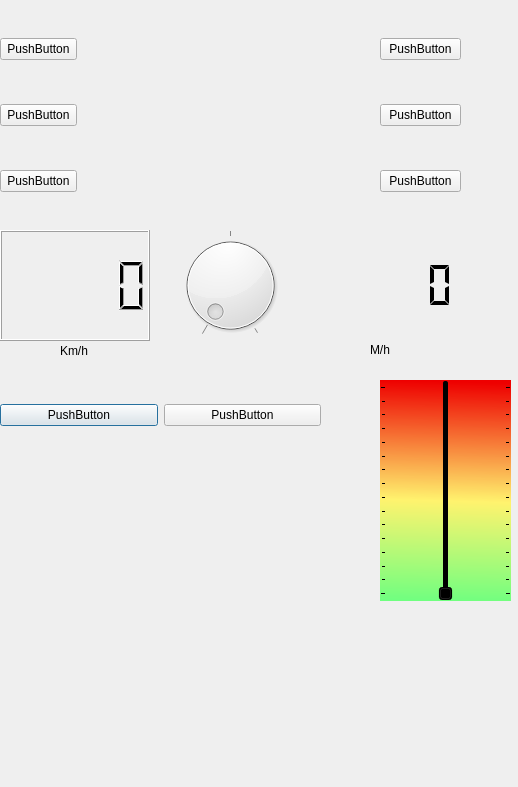
Above: DashBoard/dashboard/dialog.ui from amaurisur/PruebasQT before the change. Below: the same form after it.
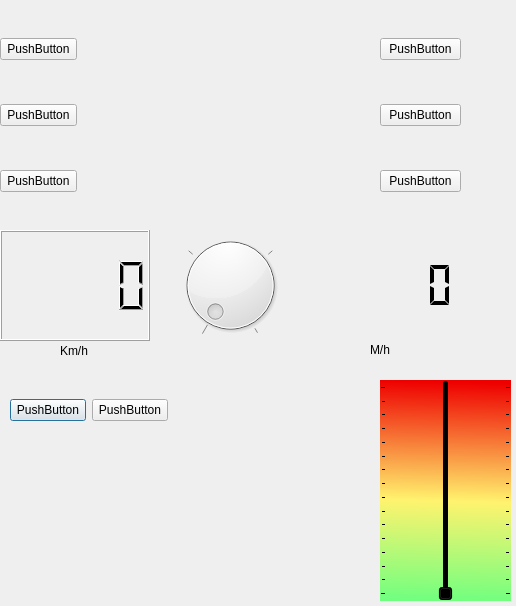
That is the form after the change. Custom widgets are drawn as their Qt base class.

Commit message: Se agrego al ejemplo la maquina hombre muerto con su vista.

```diff
--- a/DashBoard/dashboard/dialog.ui
+++ b/DashBoard/dashboard/dialog.ui
@@ -6,8 +6,8 @@
    <rect>
     <x>0</x>
     <y>0</y>
-    <width>518</width>
-    <height>787</height>
+    <width>516</width>
+    <height>606</height>
    </rect>
   </property>
   <property name="windowTitle">
@@ -16,20 +16,13 @@
   <widget class="QWidget" name="horizontalLayoutWidget_2">
    <property name="geometry">
     <rect>
-     <x>0</x>
+     <x>10</x>
      <y>380</y>
-     <width>321</width>
-     <height>71</height>
+     <width>158</width>
+     <height>61</height>
     </rect>
    </property>
    <layout class="QHBoxLayout" name="horizontalLayout_2">
-    <item>
-     <widget class="QPushButton" name="button_HombreVivo">
-      <property name="text">
-       <string>PushButton</string>
-      </property>
-     </widget>
-    </item>
     <item>
      <widget class="QPushButton" name="button_HombreMuerto">
       <property name="autoFillBackground">
@@ -49,6 +42,13 @@
       </property>
      </widget>
     </item>
+    <item>
+     <widget class="QPushButton" name="button_HombreVivo">
+      <property name="text">
+       <string>PushButton</string>
+      </property>
+     </widget>
+    </item>
    </layout>
   </widget>
   <widget class="QWidget" name="horizontalLayoutWidget">
@@ -77,7 +77,7 @@
        <bool>true</bool>
       </property>
       <property name="maximum">
-       <number>2</number>
+       <number>3</number>
       </property>
       <property name="value">
        <number>0</number>
@@ -616,8 +616,8 @@
   <widget class="Form_botonera_hombreMuerto" name="widget" native="true">
    <property name="geometry">
     <rect>
-     <x>10</x>
-     <y>460</y>
+     <x>260</x>
+     <y>390</y>
      <width>100</width>
      <height>150</height>
     </rect>
@@ -626,8 +626,8 @@
   <widget class="FormAceite" name="aceiteMedidor" native="true">
    <property name="geometry">
     <rect>
-     <x>360</x>
-     <y>670</y>
+     <x>10</x>
+     <y>460</y>
      <width>150</width>
      <height>100</height>
     </rect>
```
The commit also changes 20 other files.
